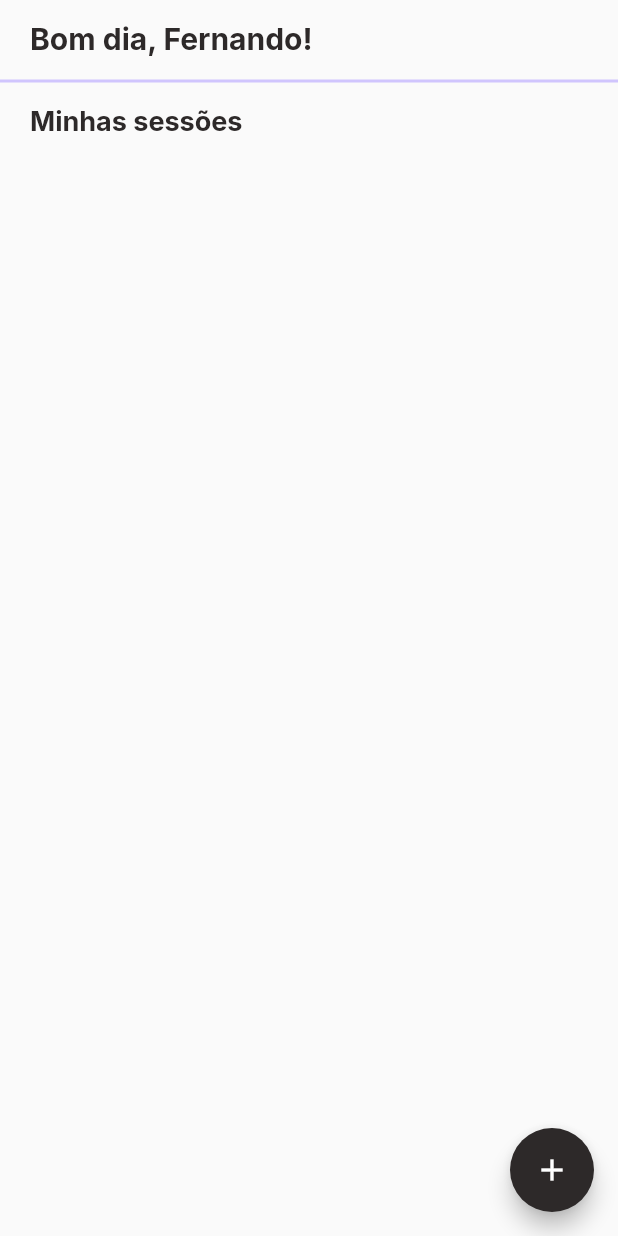
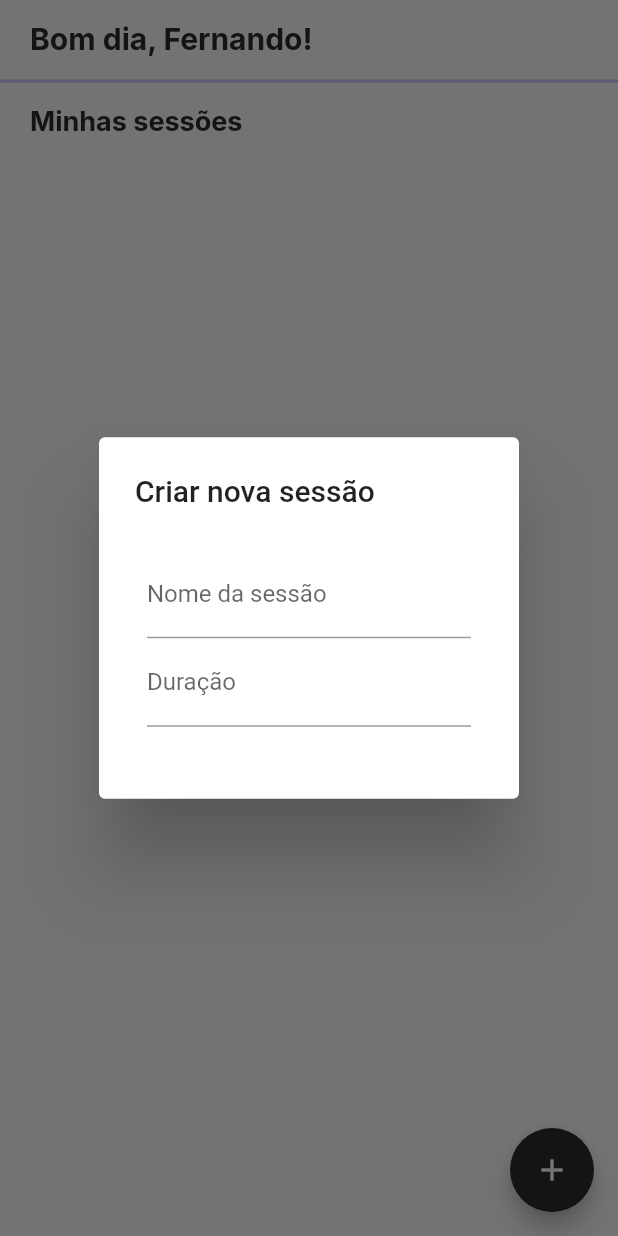
Before and after one commit to FernandoAyach/breathe-app, a Flutter app: the screen it shows after launch, after a tap on the "add" icon, on a phone screen of 412 x 824 dp. Run offline on Flutter 3.47's test engine with Material 2 defaults, Android fonts, the phone set to English and light mode, and no system bars; our stand-ins replace google_fonts, objectbox; generated files the repository leaves out were written again.

Commit message:
[NEW] Create session dialog

```diff
--- /dev/null
+++ b/lib/feature/home/components/handle_session_dialog/handle_session_dialog.dart
@@ -0,0 +1,36 @@
+import 'package:breathe_app/feature/home/home_view.dart';
+import 'package:flutter/material.dart';
+
+class HandleSessionDialog extends StatelessWidget {
+  final HomeViewModelProtocol viewModel;
+
+  const HandleSessionDialog({super.key, required this.viewModel});
+
+  @override
+  Widget build(BuildContext context) {
+    return AlertDialog(
+    scrollable: true,
+    title: const Text('Criar nova sessão'),
+    content: Padding(
+      padding: const EdgeInsets.all(8.0),
+      child: Form(
+        child: Column(
+          children: <Widget>[
+            TextFormField(
+              decoration: const InputDecoration(
+                labelText: 'Nome da sessão',
+              ),
+            ),
+            TextFormField(
+              decoration: const InputDecoration(
+                labelText: 'Duração',
+              ),
+            ),
+          ],
+        ),
+      ),
+    ),
+    actions: [],
+  );
+  }
+}
--- a/lib/feature/home/di/home_factory.dart
+++ b/lib/feature/home/di/home_factory.dart
@@ -1,4 +1,5 @@
 import 'package:breathe_app/database/repository/session_repository.dart';
+import 'package:breathe_app/feature/home/use_cases/add_session_use_case.dart';
 import 'package:breathe_app/feature/home/use_cases/get_sessions_use_case.dart';
 import 'package:flutter/material.dart';
 
@@ -15,8 +16,10 @@ class HomeFactory {
     final l10n = Localize.instance.l10n;
     final sessionRepository = SessionRepository(database: database);
     final getSessionsUseCase = GetSessionsUseCase(sessionRepository: sessionRepository);
+    final addSessionUseCase = AddSessionUseCase(sessionRepository: sessionRepository);
     final viewModel = HomeViewModel(
       getSessionsUseCase: getSessionsUseCase,
+      addSessionUseCase: addSessionUseCase,
       l10n: l10n,
     );
     return HomeController(viewModel: viewModel);
--- a/lib/feature/home/home_controller.dart
+++ b/lib/feature/home/home_controller.dart
@@ -1,3 +1,4 @@
+import 'package:breathe_app/feature/home/components/handle_session_dialog/handle_session_dialog.dart';
 import 'package:flutter/material.dart';
 
 import 'home_view.dart';
@@ -5,12 +6,13 @@ import 'home_view_model.dart';
 
 abstract class HomeViewProtocol extends HomeViewModelProtocol {
   void getSessions();
+  void Function()? onTapFloatingActionButton;
 }
 
 class HomeController extends StatefulWidget {
-   final HomeViewModel viewModel;
+  final HomeViewModel viewModel;
 
-  const HomeController({super.key, required this.viewModel});
+  const HomeController({super.key,required this.viewModel});
 
   @override
   State<HomeController> createState() => _HomeControllerState();
@@ -20,6 +22,7 @@ class _HomeControllerState extends State<HomeController> {
 
   @override
   void initState() {
+    _bind();
     _getSessions();
     super.initState();
   }
@@ -29,6 +32,14 @@ class _HomeControllerState extends State<HomeController> {
     return HomeView(viewModel: widget.viewModel);
   }
 
+  void _bind() {
+    widget.viewModel.onTapFloatingActionButton = () {
+      showDialog(context: context, builder: (context) {
+        return HandleSessionDialog(viewModel: widget.viewModel);
+      });
+    };
+  }
+
   void _getSessions() {
     widget.viewModel.getSessions();
   }
--- a/lib/feature/home/home_view.dart
+++ b/lib/feature/home/home_view.dart
@@ -4,10 +4,13 @@ import 'package:breathe_app/support/style/app_colors.dart';
 import 'package:breathe_app/support/style/app_fonts.dart';
 import 'package:flutter/material.dart';
 
+import '../../model/session.dart';
 import '../../support/utils/localize.dart';
 
 abstract class HomeViewModelProtocol with ChangeNotifier {
   List<DefaultSessionItemViewModelProtocol> get sessions;
+  void addSessions(Session session);
+  void didTapFloatingActionButton();
 }
 
 class HomeView extends StatelessWidget {
@@ -33,7 +36,7 @@ class HomeView extends StatelessWidget {
         ),
       ),
       floatingActionButton: FloatingActionButton(
-        onPressed: () {},
+        onPressed: () { viewModel.didTapFloatingActionButton(); },
         backgroundColor: AppColors.black,
         child: const Icon(Icons.add),
       ),
--- a/lib/feature/home/home_view_model.dart
+++ b/lib/feature/home/home_view_model.dart
@@ -1,16 +1,22 @@
 import 'package:breathe_app/feature/home/components/session_item/default_session_item.dart';
 import 'package:breathe_app/feature/home/components/session_item/default_session_item_view_model.dart';
 import 'package:breathe_app/feature/home/home_controller.dart';
+import 'package:breathe_app/feature/home/use_cases/add_session_use_case.dart';
 import 'package:breathe_app/feature/home/use_cases/get_sessions_use_case.dart';
 import 'package:breathe_app/model/session.dart';
 import 'package:flutter_gen/gen_l10n/localization.dart';
 
 class HomeViewModel extends HomeViewProtocol {
   GetSessionsUseCaseProtocol getSessionsUseCase;
+  AddSessionUseCaseProtocol addSessionUseCase;
   final Localization l10n;
   List<Session> _sessions = [];
 
-  HomeViewModel({required this.getSessionsUseCase, required this.l10n});
+  HomeViewModel({
+    required this.getSessionsUseCase,
+    required this.addSessionUseCase,
+    required this.l10n
+  });
 
   @override
   List<DefaultSessionItemViewModelProtocol> get sessions {
@@ -32,4 +38,21 @@ class HomeViewModel extends HomeViewProtocol {
       }
     );
   }
+
+  @override
+  void addSessions(Session session) {
+    addSessionUseCase.execute(
+      session: session,
+      success: (_) {},
+      failure: (errorDescription) {
+        //Implementar mensagem de erro
+        notifyListeners();
+      }
+    );
+  }
+
+  @override
+  void didTapFloatingActionButton() {
+    onTapFloatingActionButton?.call();
+  }
 }
```
